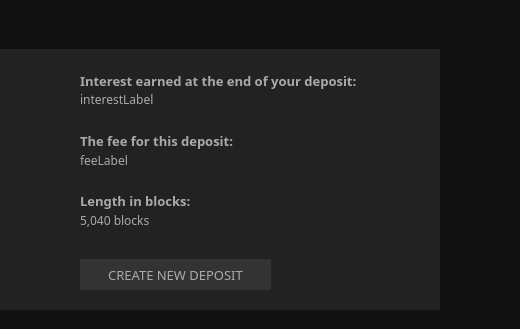
ConcealNetwork/conceal-desktop, file src/gui/ui/depositsframe.ui: the form before one commit; both pictures show x 410 to 930 and y 371 to 700 of the 1270 by 700 pixel window.
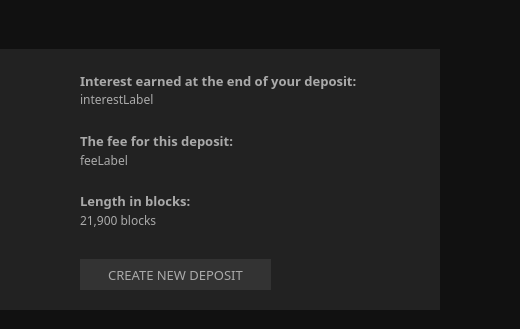
The form after the commit.

The edit to the form file:
```diff
--- a/src/gui/ui/depositsframe.ui
+++ b/src/gui/ui/depositsframe.ui
@@ -348,7 +348,7 @@
         <rect>
          <x>470</x>
          <y>160</y>
-         <width>371</width>
+         <width>341</width>
          <height>23</height>
         </rect>
        </property>
@@ -362,7 +362,7 @@
         <string notr="true">color: #aaa;</string>
        </property>
        <property name="text">
-        <string>5,040 blocks</string>
+        <string>21,900 blocks</string>
        </property>
        <property name="alignment">
         <set>Qt::AlignLeading|Qt::AlignLeft|Qt::AlignVCenter</set>
@@ -459,7 +459,7 @@
         <rect>
          <x>470</x>
          <y>40</y>
-         <width>371</width>
+         <width>341</width>
          <height>21</height>
         </rect>
        </property>
```
